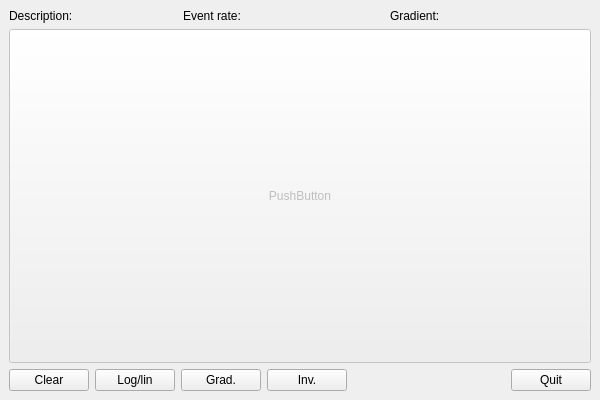
This is source/daqlite/MainWindow.ui in ess-dmsc/daquiri as Qt 5 draws it before an edit. The edited form follows.
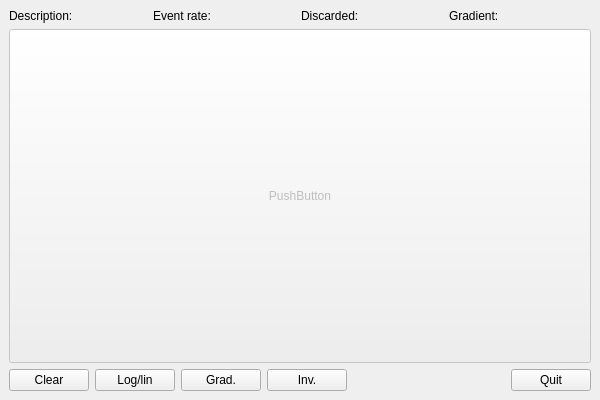
This is the edited form.

Commit message: added Offset to configuration, if valid offset is subtracted and discarded pixels are counted

Diff of the .ui file:
```diff
--- a/source/daqlite/MainWindow.ui
+++ b/source/daqlite/MainWindow.ui
@@ -102,6 +102,32 @@
         </property>
        </widget>
       </item>
+      <item>
+       <widget class="QLabel" name="lblDiscardedPixels">
+        <property name="sizePolicy">
+         <sizepolicy hsizetype="Minimum" vsizetype="Minimum">
+          <horstretch>0</horstretch>
+          <verstretch>0</verstretch>
+         </sizepolicy>
+        </property>
+        <property name="text">
+         <string>Discarded:</string>
+        </property>
+       </widget>
+      </item>
+      <item>
+       <widget class="QLabel" name="lblDiscardedPixelsText">
+        <property name="sizePolicy">
+         <sizepolicy hsizetype="Preferred" vsizetype="Minimum">
+          <horstretch>0</horstretch>
+          <verstretch>0</verstretch>
+         </sizepolicy>
+        </property>
+        <property name="text">
+         <string/>
+        </property>
+       </widget>
+      </item>
       <item>
        <widget class="QLabel" name="lblGradient">
         <property name="sizePolicy">
```
The commit also changes 19 other files.
